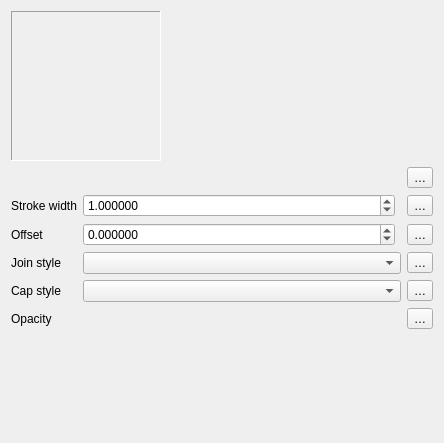
First picture: the form in src/ui/symbollayer/widget_rasterline.ui, repository qgis/QGIS, before the edit.
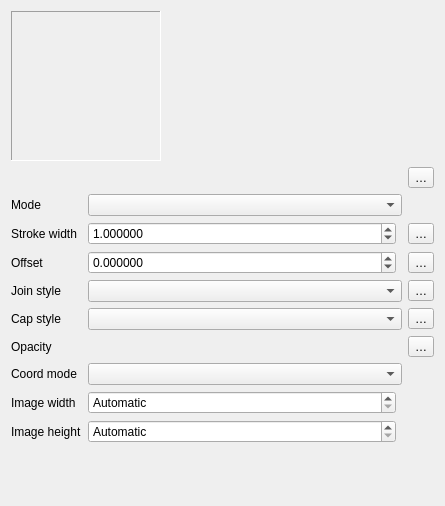
Second picture: the form after the edit. Custom widgets are drawn as their Qt base class.

Commit message:
Add "Filled Stroke" mode to Raster Line symbol layer
In contrast to the existing behaviour where the raster image is
"bent" to follow the path of the line, the new "filled stroke"
mode paints the raster image as a texture inside the stroke of the line.

What changed in the file:
```diff
--- a/src/ui/symbollayer/widget_rasterline.ui
+++ b/src/ui/symbollayer/widget_rasterline.ui
@@ -6,15 +6,15 @@
    <rect>
     <x>0</x>
     <y>0</y>
-    <width>444</width>
-    <height>443</height>
+    <width>445</width>
+    <height>506</height>
    </rect>
   </property>
   <property name="windowTitle">
    <string notr="true">Raster Line Symbol</string>
   </property>
   <layout class="QGridLayout" name="gridLayout_2" columnstretch="0,1,0">
-   <item row="2" column="1">
+   <item row="3" column="1">
     <layout class="QHBoxLayout" name="horizontalLayout_2">
      <item>
       <widget class="QgsDoubleSpinBox" name="spinWidth">
@@ -59,21 +59,121 @@
      </item>
     </layout>
    </item>
-   <item row="2" column="2">
+   <item row="4" column="1">
+    <layout class="QHBoxLayout" name="horizontalLayout_3">
+     <item>
+      <widget class="QgsDoubleSpinBox" name="spinOffset">
+       <property name="sizePolicy">
+        <sizepolicy hsizetype="Minimum" vsizetype="Fixed">
+         <horstretch>1</horstretch>
+         <verstretch>0</verstretch>
+        </sizepolicy>
+       </property>
+       <property name="styleSheet">
+        <string notr="true"/>
+       </property>
+       <property name="decimals">
+        <number>6</number>
+       </property>
+       <property name="minimum">
+        <double>-100000.000000000000000</double>
+       </property>
+       <property name="maximum">
+        <double>100000.000000000000000</double>
+       </property>
+       <property name="singleStep">
+        <double>0.200000000000000</double>
+       </property>
+      </widget>
+     </item>
+     <item>
+      <widget class="QgsUnitSelectionWidget" name="mOffsetUnitWidget" native="true">
+       <property name="minimumSize">
+        <size>
+         <width>0</width>
+         <height>0</height>
+        </size>
+       </property>
+       <property name="focusPolicy">
+        <enum>Qt::StrongFocus</enum>
+       </property>
+      </widget>
+     </item>
+    </layout>
+   </item>
+   <item row="6" column="0">
+    <widget class="QLabel" name="label_6">
+     <property name="text">
+      <string>Cap style</string>
+     </property>
+    </widget>
+   </item>
+   <item row="8" column="1">
+    <widget class="QComboBox" name="mComboCoordMode"/>
+   </item>
+   <item row="5" column="1">
+    <widget class="QgsPenJoinStyleComboBox" name="cboJoinStyle"/>
+   </item>
+   <item row="3" column="0">
+    <widget class="QLabel" name="label_2">
+     <property name="text">
+      <string>Stroke width</string>
+     </property>
+    </widget>
+   </item>
+   <item row="1" column="2">
+    <widget class="QgsPropertyOverrideButton" name="mFilenameDDBtn">
+     <property name="text">
+      <string>…</string>
+     </property>
+    </widget>
+   </item>
+   <item row="4" column="0">
+    <widget class="QLabel" name="label_4">
+     <property name="text">
+      <string>Offset</string>
+     </property>
+    </widget>
+   </item>
+   <item row="7" column="2">
+    <widget class="QgsPropertyOverrideButton" name="mOpacityDDBtn">
+     <property name="text">
+      <string>…</string>
+     </property>
+    </widget>
+   </item>
+   <item row="2" column="0">
+    <widget class="QLabel" name="label_3">
+     <property name="text">
+      <string>Mode</string>
+     </property>
+    </widget>
+   </item>
+   <item row="7" column="0">
+    <widget class="QLabel" name="label">
+     <property name="text">
+      <string>Opacity</string>
+     </property>
+    </widget>
+   </item>
+   <item row="2" column="1">
+    <widget class="QComboBox" name="mComboMode"/>
+   </item>
+   <item row="3" column="2">
     <widget class="QgsPropertyOverrideButton" name="mPenWidthDDBtn">
      <property name="text">
       <string>…</string>
      </property>
     </widget>
    </item>
-   <item row="4" column="2">
-    <widget class="QgsPropertyOverrideButton" name="mJoinStyleDDBtn">
-     <property name="text">
-      <string>…</string>
+   <item row="7" column="1">
+    <widget class="QgsOpacityWidget" name="mOpacityWidget" native="true">
+     <property name="focusPolicy">
+      <enum>Qt::StrongFocus</enum>
      </property>
     </widget>
    </item>
-   <item row="9" column="0">
+   <item row="13" column="0">
     <spacer name="verticalSpacer">
      <property name="orientation">
       <enum>Qt::Vertical</enum>
@@ -86,6 +186,13 @@
      </property>
     </spacer>
    </item>
+   <item row="8" column="0">
+    <widget class="QLabel" name="mCoordModeLabel">
+     <property name="text">
+      <string>Coord mode</string>
+     </property>
+    </widget>
+   </item>
    <item row="1" column="0" colspan="2">
     <widget class="QgsImageSourceLineEdit" name="mImageSourceLineEdit" native="true">
      <property name="focusPolicy">
@@ -93,20 +200,76 @@
      </property>
     </widget>
    </item>
-   <item row="5" column="0">
-    <widget class="QLabel" name="label_6">
-     <property name="text">
-      <string>Cap style</string>
-     </property>
-    </widget>
-   </item>
-   <item row="1" column="2">
-    <widget class="QgsPropertyOverrideButton" name="mFilenameDDBtn">
+   <item row="4" column="2">
+    <widget class="QgsPropertyOverrideButton" name="mOffsetDDBtn">
      <property name="text">
       <string>…</string>
      </property>
     </widget>
    </item>
+   <item row="10" column="1">
+    <widget class="QWidget" name="mTextureWidthWidget" native="true">
+     <layout class="QHBoxLayout" name="horizontalLayout">
+      <property name="leftMargin">
+       <number>0</number>
+      </property>
+      <property name="topMargin">
+       <number>0</number>
+      </property>
+      <property name="rightMargin">
+       <number>0</number>
+      </property>
+      <property name="bottomMargin">
+       <number>0</number>
+      </property>
+      <item>
+       <widget class="QgsDoubleSpinBox" name="mImageWidthSpinBox">
+        <property name="sizePolicy">
+         <sizepolicy hsizetype="Minimum" vsizetype="Fixed">
+          <horstretch>1</horstretch>
+          <verstretch>0</verstretch>
+         </sizepolicy>
+        </property>
+        <property name="specialValueText">
+         <string>Automatic</string>
+        </property>
+        <property name="decimals">
+         <number>6</number>
+        </property>
+        <property name="maximum">
+         <double>99999999.000000000000000</double>
+        </property>
+        <property name="singleStep">
+         <double>0.200000000000000</double>
+        </property>
+       </widget>
+      </item>
+      <item>
+       <widget class="QgsUnitSelectionWidget" name="mImageWidthUnitWidget" native="true">
+        <property name="minimumSize">
+         <size>
+          <width>0</width>
+          <height>0</height>
+         </size>
+        </property>
+        <property name="focusPolicy">
+         <enum>Qt::StrongFocus</enum>
+        </property>
+       </widget>
+      </item>
+     </layout>
+    </widget>
+   </item>
+   <item row="10" column="0">
+    <widget class="QLabel" name="mTextureWidthLabel">
+     <property name="text">
+      <string>Image width</string>
+     </property>
+     <property name="buddy">
+      <cstring>mImageWidthSpinBox</cstring>
+     </property>
+    </widget>
+   </item>
    <item row="0" column="0" colspan="3">
     <layout class="QHBoxLayout" name="horizontalLayout_4">
      <property name="topMargin">
@@ -158,108 +321,91 @@
      </item>
     </layout>
    </item>
-   <item row="4" column="1">
-    <widget class="QgsPenJoinStyleComboBox" name="cboJoinStyle"/>
-   </item>
-   <item row="5" column="1">
+   <item row="6" column="1">
     <widget class="QgsPenCapStyleComboBox" name="cboCapStyle"/>
    </item>
-   <item row="5" column="2">
-    <widget class="QgsPropertyOverrideButton" name="mCapStyleDDBtn">
-     <property name="text">
-      <string>…</string>
-     </property>
-    </widget>
-   </item>
    <item row="6" column="2">
-    <widget class="QgsPropertyOverrideButton" name="mOpacityDDBtn">
+    <widget class="QgsPropertyOverrideButton" name="mCapStyleDDBtn">
      <property name="text">
       <string>…</string>
      </property>
     </widget>
    </item>
-   <item row="6" column="1">
-    <widget class="QgsOpacityWidget" name="mOpacityWidget" native="true">
-     <property name="focusPolicy">
-      <enum>Qt::StrongFocus</enum>
-     </property>
-    </widget>
-   </item>
-   <item row="6" column="0">
-    <widget class="QLabel" name="label">
+   <item row="5" column="2">
+    <widget class="QgsPropertyOverrideButton" name="mJoinStyleDDBtn">
      <property name="text">
-      <string>Opacity</string>
+      <string>…</string>
      </property>
     </widget>
    </item>
-   <item row="4" column="0">
+   <item row="5" column="0">
     <widget class="QLabel" name="label_5">
      <property name="text">
       <string>Join style</string>
      </property>
     </widget>
    </item>
-   <item row="2" column="0">
-    <widget class="QLabel" name="label_2">
+   <item row="12" column="0">
+    <widget class="QLabel" name="mTextureHeightLabel">
      <property name="text">
-      <string>Stroke width</string>
+      <string>Image height</string>
      </property>
-    </widget>
-   </item>
-   <item row="3" column="0">
-    <widget class="QLabel" name="label_4">
-     <property name="text">
-      <string>Offset</string>
+     <property name="buddy">
+      <cstring>mImageWidthSpinBox</cstring>
      </property>
     </widget>
    </item>
-   <item row="3" column="1">
-    <layout class="QHBoxLayout" name="horizontalLayout_3">
-     <item>
-      <widget class="QgsDoubleSpinBox" name="spinOffset">
-       <property name="sizePolicy">
-        <sizepolicy hsizetype="Minimum" vsizetype="Fixed">
-         <horstretch>1</horstretch>
-         <verstretch>0</verstretch>
-        </sizepolicy>
-       </property>
-       <property name="styleSheet">
-        <string notr="true"/>
-       </property>
-       <property name="decimals">
-        <number>6</number>
-       </property>
-       <property name="minimum">
-        <double>-100000.000000000000000</double>
-       </property>
-       <property name="maximum">
-        <double>100000.000000000000000</double>
-       </property>
-       <property name="singleStep">
-        <double>0.200000000000000</double>
-       </property>
-      </widget>
-     </item>
-     <item>
-      <widget class="QgsUnitSelectionWidget" name="mOffsetUnitWidget" native="true">
-       <property name="minimumSize">
-        <size>
-         <width>0</width>
-         <height>0</height>
-        </size>
-       </property>
-       <property name="focusPolicy">
-        <enum>Qt::StrongFocus</enum>
-       </property>
-      </widget>
-     </item>
-    </layout>
-   </item>
-   <item row="3" column="2">
-    <widget class="QgsPropertyOverrideButton" name="mOffsetDDBtn">
-     <property name="text">
-      <string>…</string>
-     </property>
+   <item row="12" column="1">
+    <widget class="QWidget" name="mTextureHeightWidget" native="true">
+     <layout class="QHBoxLayout" name="horizontalLayout_5">
+      <property name="leftMargin">
+       <number>0</number>
+      </property>
+      <property name="topMargin">
+       <number>0</number>
+      </property>
+      <property name="rightMargin">
+       <number>0</number>
+      </property>
+      <property name="bottomMargin">
+       <number>0</number>
+      </property>
+      <item>
+       <widget class="QgsDoubleSpinBox" name="mImageHeightSpinBox">
+        <property name="sizePolicy">
+         <sizepolicy hsizetype="Minimum" vsizetype="Fixed">
+          <horstretch>1</horstretch>
+          <verstretch>0</verstretch>
+         </sizepolicy>
+        </property>
+        <property name="specialValueText">
+         <string>Automatic</string>
+        </property>
+        <property name="decimals">
+         <number>6</number>
+        </property>
+        <property name="maximum">
+         <double>99999999.000000000000000</double>
+        </property>
+        <property name="singleStep">
+         <double>0.200000000000000</double>
+        </property>
+       </widget>
+      </item>
+      <item>
+       <widget class="QgsUnitSelectionWidget" name="mImageHeightUnitWidget" native="true">
+        <property name="minimumSize">
+         <size>
+          <width>0</width>
+          <height>0</height>
+         </size>
+        </property>
+        <property name="focusPolicy">
+         <enum>Qt::StrongFocus</enum>
+        </property>
+       </widget>
+      </item>
+     </layout>
     </widget>
    </item>
   </layout>
```
Left out of the diff: 1 changed line with no effect on the pictures. The commit also changes 13 other files.
